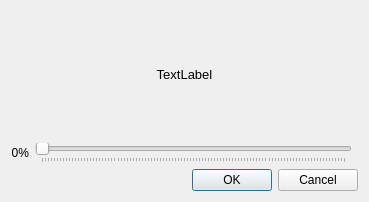
AlexandrAlexeev7119/NvCtrl-linux, file ui/edit_fan_profile_dialog.ui: the form before one commit.
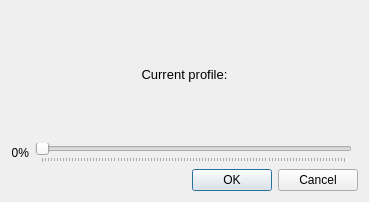
The form after the commit.

What changed in the file:
```diff
--- a/ui/edit_fan_profile_dialog.ui
+++ b/ui/edit_fan_profile_dialog.ui
@@ -55,7 +55,7 @@
       </font>
      </property>
      <property name="text">
-      <string>TextLabel</string>
+      <string>Current profile:</string>
      </property>
      <property name="alignment">
       <set>Qt::AlignCenter</set>
```
Left out of the diff: 34 changed lines with no effect on the pictures.
